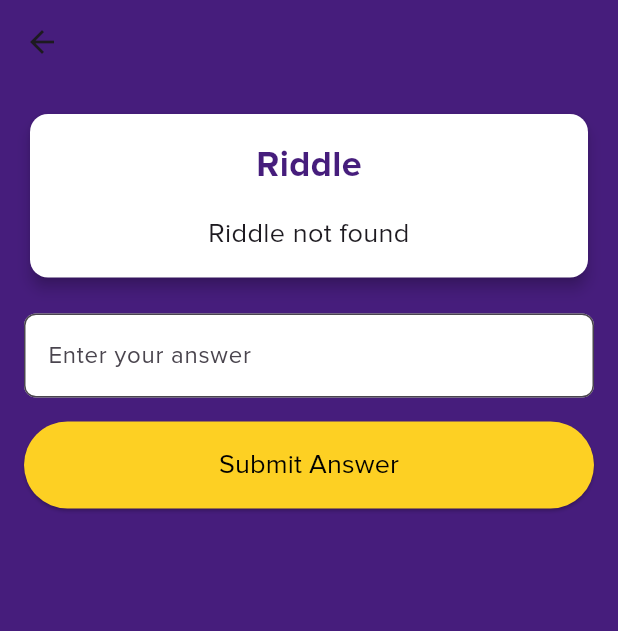
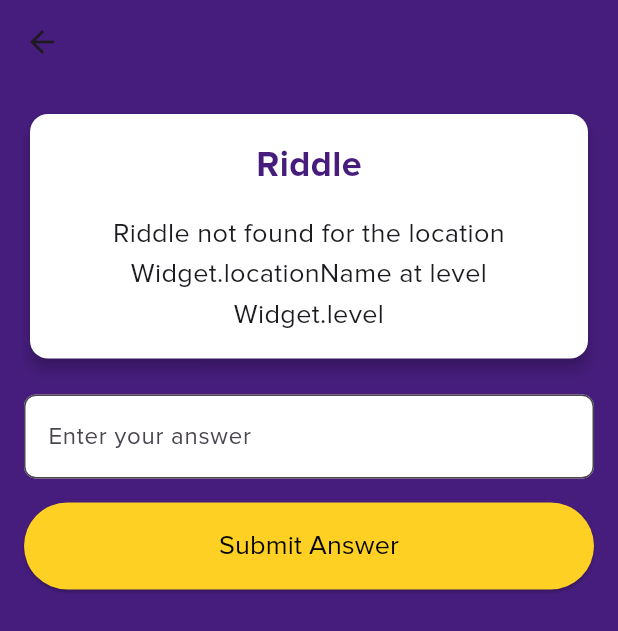
Before and after one commit to steven-reed122/Branded_Scavenger_Hunt, a Flutter app: the LocationPage screen opened directly with empty values, on a phone screen of 412 x 824 dp. Shown: the top 631 px of the screen. Run offline on Flutter 3.47's test engine with Material 3 defaults, Android fonts, the light colour scheme and no system bars.

Commit message:
fixed it and made riddle data and fun facts all in the same data structure for easier data changing

```diff
--- a/lib/location_page.dart
+++ b/lib/location_page.dart
@@ -22,16 +22,23 @@ class _LocationPageState extends State<LocationPage> {
   bool _showFunFact = false;
 
   String get _riddleText {
-    final levelRiddles = RiddleData.riddles[widget.level]
-        ?.expand((entry) => entry) // Flatten the inner lists
-        .map((map) => map.values.first.first) // Extract the riddle text
-        .toList() ?? [];
-    for (final riddle in levelRiddles) {
-      if (riddle[0] == widget.locationName) {
-        return riddle[1];
+    // Find the level in the riddles map
+    final levelRiddles = RiddleData.riddles[widget.level];
+
+    // If the level exists, proceed to find the location
+    if (levelRiddles != null) {
+      for (final entry in levelRiddles) {
+        for (final riddle in entry) {
+          if (riddle.containsKey(widget.locationName)) {
+            // Return the riddle text for the location
+            return riddle[widget.locationName]?[0] ?? 'Riddle not found';
+          }
+        }
       }
     }
-    return 'Riddle not found';
+
+    // Return an appropriate message if the riddle is not found
+    return 'Riddle not found for the location $widget.locationName at level $widget.level';
   }
 
   void _checkAnswer() {
@@ -39,7 +46,9 @@ class _LocationPageState extends State<LocationPage> {
         ?.expand((entry) => entry) // Flatten the inner lists
         .firstWhere(
             (map) => map.containsKey(widget.locationName),
-        orElse: () => {})[widget.locationName]!.last;
+        orElse: () => {})[widget.locationName]![1];
+    print("Answer");
+    print(correctAnswer);
     if (_answerController.text.trim().toLowerCase() ==
         correctAnswer?.toLowerCase()) {
       setState(() {
@@ -180,7 +189,7 @@ class _LocationPageState extends State<LocationPage> {
                       ),
                       const SizedBox(height: 8),
                       Text(
-                        RiddleData.funFacts[widget.locationName] ?? '',
+                        RiddleData.getFunFact(widget.level, widget.locationName),
                         style: const TextStyle(
                           fontSize: 16,
                           height: 1.5,
--- a/lib/riddle_data.dart
+++ b/lib/riddle_data.dart
@@ -1,7 +1,6 @@
 import 'package:flutter/material.dart';
 
 class RiddleData {
-
   static final Map<String, List<List<Map<String, List<String>>>>> riddles = {
     "1": [
       [
@@ -13,7 +12,8 @@ Steamed milk swirls in coffee's embrace,
 A creamy sip, a warm embrace.
 
 What drink am I? ☕""",
-            "Latte"
+            "Latte",
+            'They serve over a thousand students every day!'
           ]
         }
       ],
@@ -28,7 +28,8 @@ That to the creation of building I donated with pride,
 My name is known in timber, far and wide.
 
 What Company I? 🌲""",
-            "RoyOMartin"
+            "RoyOMartin",
+            'RoyOMartin is one of the most successful manufacturers of wood products in the South!'
           ]
         }
       ],
@@ -46,7 +47,8 @@ My donator's name is on a plaque in front.
 He goes by a nickname which may seem quite blunt.
 
 What is the nickname of the person who donated to me?""",
-            "Bill"
+            "Bill",
+            'This is one of the most popular spots for students to rest between classes and study with friends.'
           ]
         }
       ],
@@ -62,7 +64,8 @@ Who is this robot, standing so near?
 His name is known to all who come here.
 
 What am I? 🤖""",
-            "Toby"
+            "Toby",
+            'Every year Bengal Bots, a club that offers experience with different types of robots, hosts a battlebots event at PFT!'
           ]
         }
       ],
@@ -80,7 +83,8 @@ The room's name, where brilliance does reside,
 Is the School of Electrical Engineering and Computer Science Office, where minds collide.
 
 What is my room number?""",
-            "3325"
+            "3325",
+            'This is where many students can come to learn more about what Computer Science and Electrical Engineering has to offer.'
           ]
         }
       ],
@@ -98,26 +102,26 @@ Can you guess what these numbers might be,
 To unlock the answer and set you free?
 
 What are the last four digits of the number you'll see?""",
-            "1229"
+            "1229",
+            'A multi-pass floating head can allow for fluids to pass through the tubes multiple times, increasing the heat transfer efficiency!'
           ]
         }
       ],
     ],
   };
 
+  static String getFunFact(String level, String locationName) {
+    final levelRiddles = riddles[level];
 
-  static final Map<String, String> funFacts = {
-    '1st Story - Panera':
-        'Fun Fact: They serve over a thousand students every day!',
-    '1st Story - Auditorium':
-        'Fun Fact: RoyOMartin is one of the most successful manufacturers of wood products in the South!',
-    '2nd Story - Student Gathering Space':
-        'Fun Fact: This is one of the most popular spots for students to rest between classes and study with friends.',
-    '2nd Story - Robots':
-        'Every year Bengal Bots, a club that offers experience with different types of robots, hosts a battlebots event at PFT!',
-    '3rd Story - School of EE and CS':
-        'Fun fact: This is where many students can come to learn more about what Computer Science and Electrical Engineering has to offer.',
-    '3rd Story - Bayport Technical Center':
-        'Fun Fact: A multi-pass floating head can allow for fluids to pass through the tubes multiple times, increasing the heat transfer efficiency!',
-  };
+    if (levelRiddles != null) {
+      for (final entry in levelRiddles) {
+        for (final riddle in entry) {
+          if (riddle.containsKey(locationName)) {
+            return riddle[locationName]![2];  // Fun fact is the third element
+          }
+        }
+      }
+    }
+    return 'Fun fact not found';
+  }
 }
```
Also changed, not shown: lib/level_selector.dart (+13 -12 lines), lib/main.dart (+10 -11 lines).
